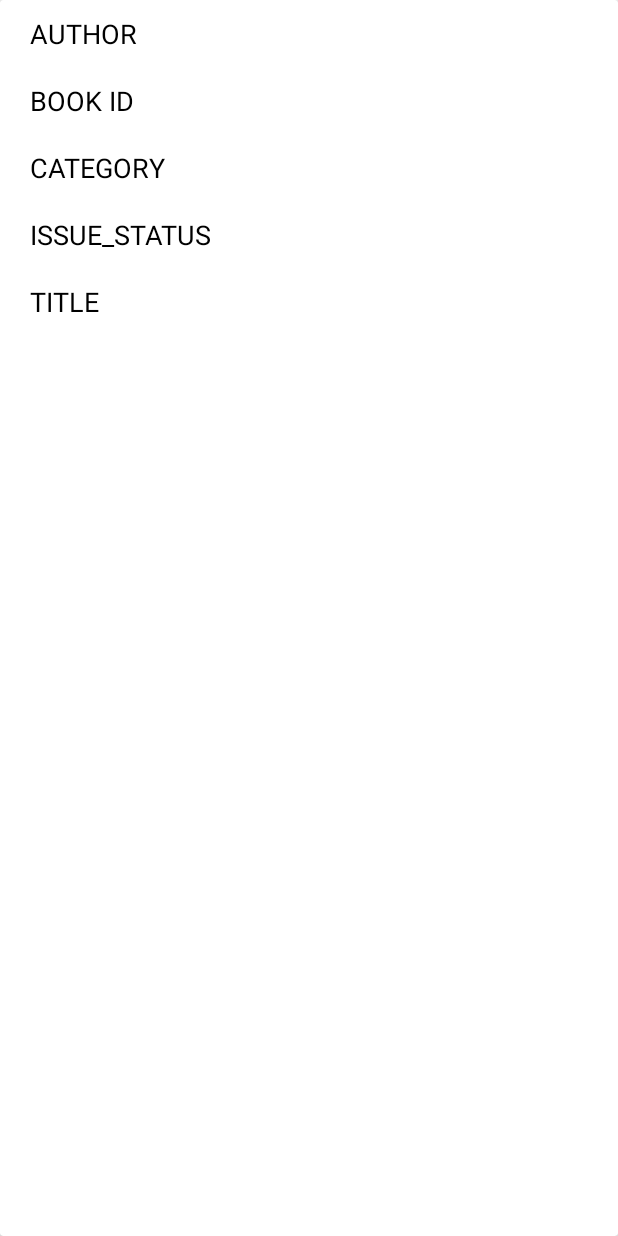
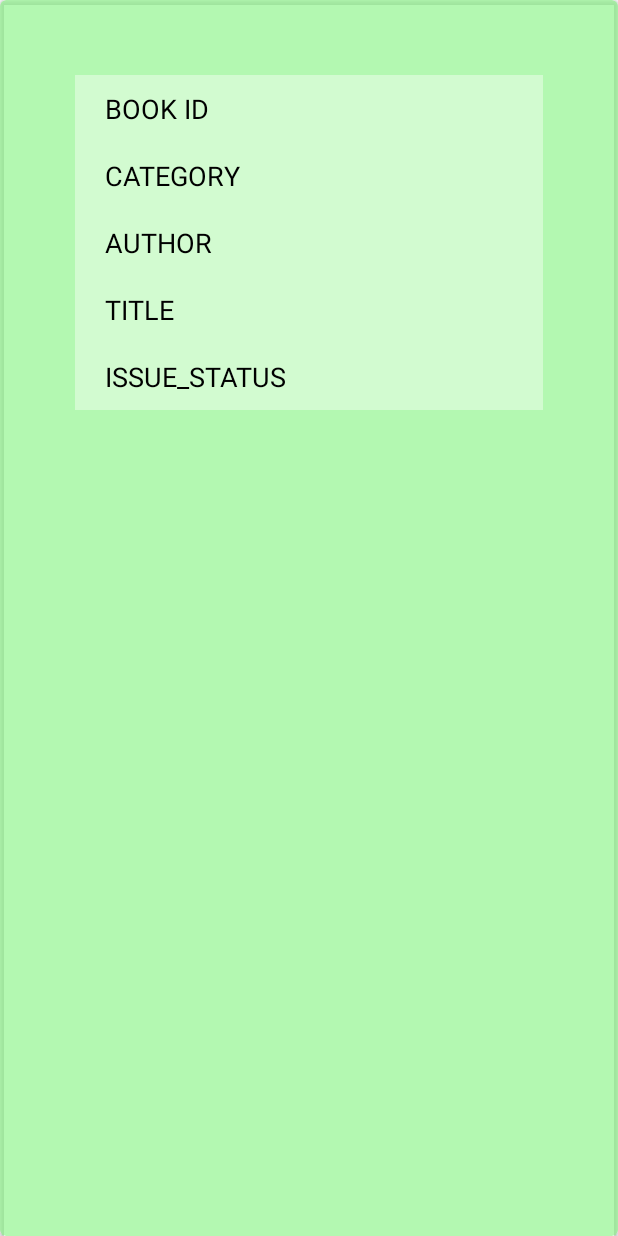
Before and after one commit to Shivam431/Android-App, an Android app: the layout item_category.xml on its own in the app's theme, with its tools: preview values and no code run, on a phone screen of 412 x 824 dp. Run offline under Robolectric (Android 15) with nearby library versions, the phone set to English and light mode, and no system bars.

Commit message:
Done changes in dashboard and recycle view

```diff
--- a/app/src/main/java/com/example/admin_demo/MainActivity.java
+++ b/app/src/main/java/com/example/admin_demo/MainActivity.java
@@ -72,7 +72,7 @@ public class MainActivity extends AppCompatActivity {
                                 if (user.getPassword().compareTo(ed2.getText().toString()) == 0) {
                                     if(user.getUser_type().equalsIgnoreCase("student")) {
                                         Intent i = new Intent(getApplicationContext(), Dashboard.class);
-                                      // Intent i = new Intent(getApplicationContext(), RecyclerViewA.class);
+                                       //Intent i = new Intent(getApplicationContext(), RecyclerViewA.class);
                                         i.putExtra("uname", ed1.getText().toString());
                                         startActivity(i);
                                     }
--- a/app/src/main/java/com/example/admin_demo/Profile.java
+++ b/app/src/main/java/com/example/admin_demo/Profile.java
@@ -42,7 +42,7 @@ public class Profile extends AppCompatActivity {
             public void onDataChange(@NonNull DataSnapshot dataSnapshot) {
                 for(DataSnapshot users:dataSnapshot.getChildren())
                 {
-                    User user=users.getValue(User.class);
+                    User user = users.getValue(User.class);
                     if(user.getUsername().compareTo(username)==0)
                     {
                         tv2.setText("Password is : "+user.getPassword());
--- a/app/src/main/res/layout/item_category.xml
+++ b/app/src/main/res/layout/item_category.xml
@@ -1,22 +1,29 @@
 <?xml version="1.0" encoding="utf-8"?>
-<androidx.cardview.widget.CardView
-    xmlns:android="http://schemas.android.com/apk/res/android"
+<androidx.cardview.widget.CardView xmlns:android="http://schemas.android.com/apk/res/android"
+    xmlns:app="http://schemas.android.com/apk/res-auto"
+    android:id="@+id/card"
+    android:layout_width="match_parent"
+    android:layout_height="match_parent"
+    android:layout_centerInParent="false"
+    android:layout_centerHorizontal="false"
+    android:layout_centerVertical="false"
+    android:layout_gravity="center"
+    android:clickable="false"
+    android:fadingEdge="vertical"
+    android:soundEffectsEnabled="true"
+    android:splitMotionEvents="true"
+    app:cardBackgroundColor="#9984F780"
+    app:cardCornerRadius="4dp"
+    app:contentPadding="50dp">
+
+    <TableLayout
+        android:layout_width="match_parent"
+        android:layout_height="wrap_content"
+        android:background="#66FFFFFF">
+
+        <TableRow
             android:layout_width="match_parent"
             android:layout_height="match_parent">
-    <RelativeLayout
-        android:layout_width="wrap_content"
-        android:layout_height="wrap_content">
-        <TextView
-            android:id="@+id/au"
-            android:layout_width="match_parent"
-            android:layout_height="wrap_content"
-            android:layout_margin="10dp"
-            android:paddingLeft="10dp"
-            android:textSize="18sp"
-            android:textColor="#000"
-            android:textAllCaps="true"
-            android:text="Author"
-            />
 
             <TextView
                 android:id="@+id/b"
@@ -24,51 +31,92 @@
                 android:layout_height="wrap_content"
                 android:layout_margin="10dp"
                 android:paddingLeft="10dp"
-            android:textSize="18sp"
+                android:text="Book id"
+                android:textAllCaps="true"
                 android:textColor="#000"
-            android:textAllCaps="true"
-            android:text="Book id"
-            android:layout_below="@id/au"
-            />
+                android:textSize="18sp" />
+
+        </TableRow>
+
+        <TableRow
+            android:layout_width="match_parent"
+            android:layout_height="match_parent">
 
             <TextView
                 android:id="@+id/c"
                 android:layout_width="match_parent"
                 android:layout_height="wrap_content"
-            android:layout_margin="10dp"
+                android:layout_marginStart="10dp"
+                android:layout_marginLeft="10dp"
+                android:layout_marginTop="10dp"
+                android:layout_marginEnd="10dp"
+                android:layout_marginRight="10dp"
+                android:layout_marginBottom="10dp"
                 android:paddingLeft="10dp"
-            android:textSize="18sp"
+                android:text="Category"
+                android:textAllCaps="true"
                 android:textColor="#000"
+                android:textSize="18sp" />
+        </TableRow>
+
+        <TableRow
+            android:layout_width="match_parent"
+            android:layout_height="match_parent">
+
+            <TextView
+                android:id="@+id/au"
+                android:layout_width="match_parent"
+                android:layout_height="wrap_content"
+                android:layout_marginStart="10dp"
+                android:layout_marginLeft="10dp"
+                android:layout_marginTop="10dp"
+                android:layout_marginEnd="10dp"
+                android:layout_marginRight="10dp"
+                android:layout_marginBottom="10dp"
+                android:paddingLeft="10dp"
+                android:text="Author"
                 android:textAllCaps="true"
-            android:text="Category"
-            android:layout_below="@id/b"
-            />
+                android:textColor="#000"
+                android:textSize="18sp" />
+        </TableRow>
+
+        <TableRow
+            android:layout_width="match_parent"
+            android:layout_height="match_parent">
+
+            <TextView
+                android:id="@+id/t"
+                android:layout_width="match_parent"
+                android:layout_height="wrap_content"
+                android:layout_marginStart="10dp"
+                android:layout_marginLeft="10dp"
+                android:layout_marginTop="10dp"
+                android:layout_marginEnd="10dp"
+                android:layout_marginRight="10dp"
+                android:layout_marginBottom="10dp"
+                android:paddingLeft="10dp"
+                android:text="Title"
+                android:textAllCaps="true"
+                android:textColor="#000"
+                android:textSize="18sp" />
+        </TableRow>
+
+        <TableRow
+            android:layout_width="match_parent"
+            android:layout_height="match_parent">
+
             <TextView
                 android:id="@+id/i"
                 android:layout_width="match_parent"
                 android:layout_height="wrap_content"
                 android:layout_margin="10dp"
                 android:paddingLeft="10dp"
-            android:textSize="18sp"
+                android:text="Issue_Status"
+                android:textAllCaps="true"
                 android:textColor="#000"
-            android:textAllCaps="true"
-            android:text="Issue_Status"
-            android:layout_below="@id/c"
-            />
-        <TextView
-            android:id="@+id/t"
-            android:layout_width="match_parent"
-            android:layout_height="wrap_content"
-            android:layout_margin="10dp"
-            android:paddingLeft="10dp"
-            android:textSize="18sp"
-            android:textColor="#000"
-            android:textAllCaps="true"
-            android:text="Title"
-            android:layout_below="@id/i"
-            />
-
-    </RelativeLayout>
+                android:textSize="18sp" />
+        </TableRow>
+    </TableLayout>
 
 
 </androidx.cardview.widget.CardView>
```
Also changed, not shown: app/src/main/java/com/example/admin_demo/Dashboard.java (+8 -0 lines), app/src/main/java/com/example/admin_demo/RecyclerViewA.java (+16 -7 lines), app/src/main/res/layout/activity_dashboard.xml (+46 -0 lines), app/src/main/res/layout/activity_recycler_view.xml (+5 -2 lines). Lines whose indentation alone changed are shown as unchanged.
